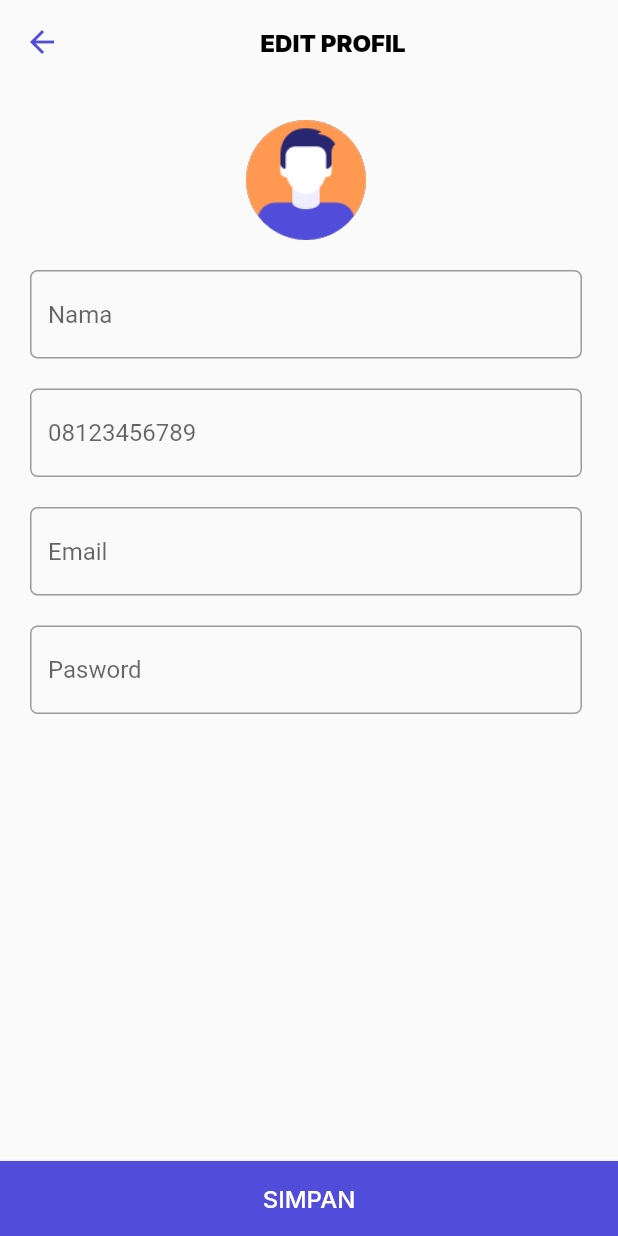
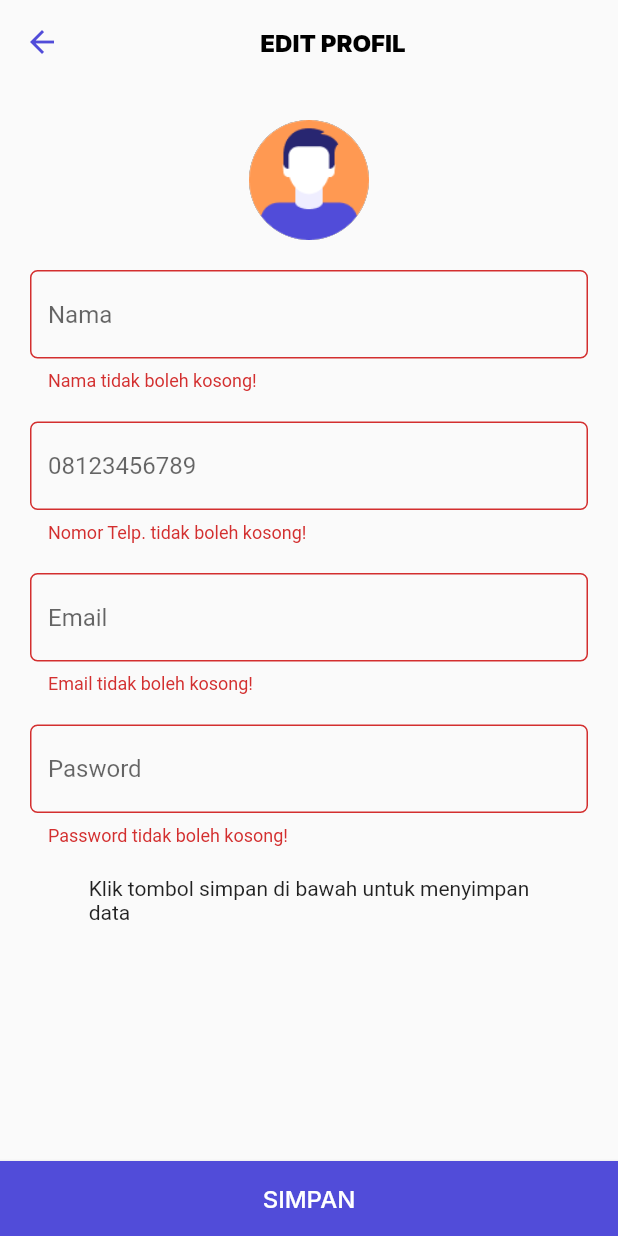
Before and after one commit to taufiqjack/AngsoDuo-PelaporanMasyarakatApps, a Flutter app: the EditProfile screen opened directly, after a tap on "SIMPAN", on a phone screen of 412 x 824 dp. Run offline on Flutter 3.47's test engine with Material 2 defaults, Android fonts, the phone set to English and light mode, and no system bars; our stand-ins replace google_fonts, image_picker, pin_code_fields; missing offline and left inert: format_indonesia.

Commit message:
adding validation and text description

```diff
--- a/lib/pages/screen/edit_profile.dart
+++ b/lib/pages/screen/edit_profile.dart
@@ -75,7 +75,7 @@
       ),
       body: SingleChildScrollView(
         child: Padding(
-          padding: EdgeInsets.fromLTRB(20, 24, 24, 8),
+          padding: EdgeInsets.fromLTRB(20, 24, 20, 8),
           child: Form(
             key: _formKey,
             child: Column(
@@ -103,7 +103,17 @@
                 //     ),
                 //     radius: 50.0),
                 Padding(padding: EdgeInsets.all(10)),
-                TextField(
+                TextFormField(
+                  textInputAction: TextInputAction.done,
+                  onFieldSubmitted: (v) {
+                    FocusScope.of(context).nextFocus();
+                  },
+                  validator: (value) {
+                    if (value.trim().isEmpty) {
+                      return 'Nama tidak boleh kosong!';
+                    }
+                    return null;
+                  },
                   decoration: InputDecoration(
                     fillColor: Colors.white,
                     hoverColor: Colors.white,
@@ -116,7 +126,17 @@
                   ),
                 ),
                 Padding(padding: EdgeInsets.all(10)),
-                TextField(
+                TextFormField(
+                  textInputAction: TextInputAction.done,
+                  onFieldSubmitted: (v) {
+                    FocusScope.of(context).nextFocus();
+                  },
+                  validator: (value) {
+                    if (value.trim().isEmpty) {
+                      return 'Nomor Telp. tidak boleh kosong!';
+                    }
+                    return null;
+                  },
                   decoration: InputDecoration(
                     fillColor: Colors.white,
                     hoverColor: Colors.white,
@@ -129,7 +149,17 @@
                   ),
                 ),
                 Padding(padding: EdgeInsets.all(10)),
-                TextField(
+                TextFormField(
+                  textInputAction: TextInputAction.done,
+                  onFieldSubmitted: (v) {
+                    FocusScope.of(context).nextFocus();
+                  },
+                  validator: (value) {
+                    if (value.trim().isEmpty) {
+                      return 'Email tidak boleh kosong!';
+                    }
+                    return null;
+                  },
                   decoration: InputDecoration(
                     fillColor: Colors.white,
                     hoverColor: Colors.white,
@@ -142,8 +172,18 @@
                   ),
                 ),
                 Padding(padding: EdgeInsets.all(10)),
-                TextField(
+                TextFormField(
                   obscureText: true,
+                  textInputAction: TextInputAction.done,
+                  onFieldSubmitted: (v) {
+                    FocusScope.of(context).nextFocus();
+                  },
+                  validator: (value) {
+                    if (value.trim().isEmpty) {
+                      return 'Password tidak boleh kosong!';
+                    }
+                    return null;
+                  },
                   decoration: InputDecoration(
                     fillColor: Colors.white,
                     hoverColor: Colors.white,
@@ -155,6 +195,8 @@
                     ),
                   ),
                 ),
+                Padding(padding: EdgeInsets.all(10)),
+                Text("Klik tombol simpan di bawah untuk menyimpan\ndata"),
               ],
             ),
           ),
```
